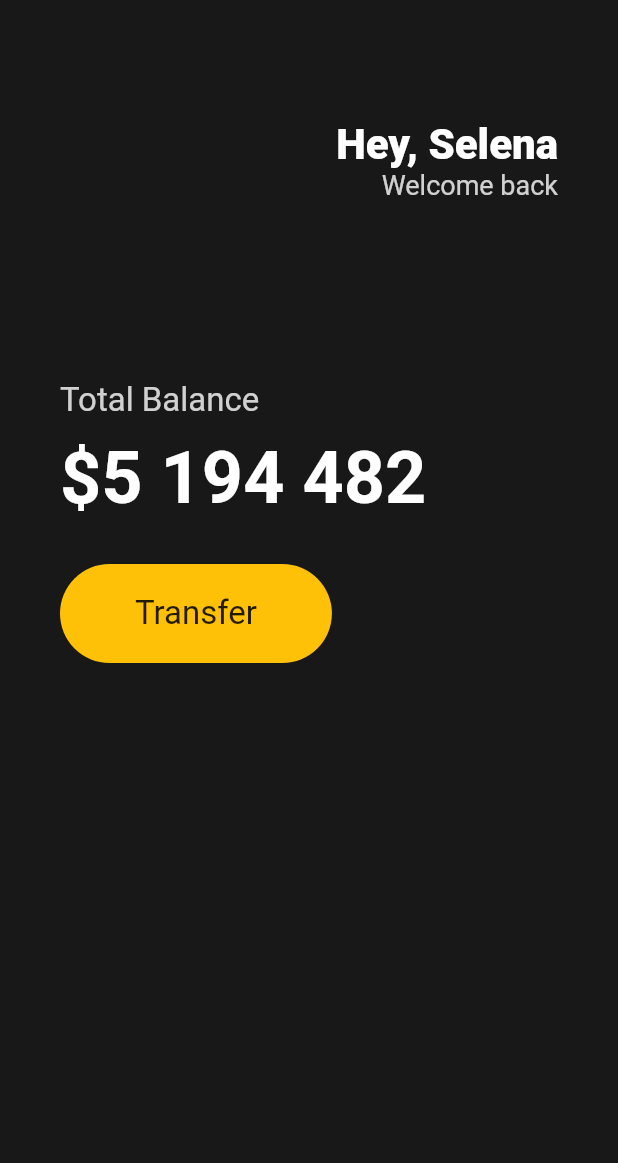
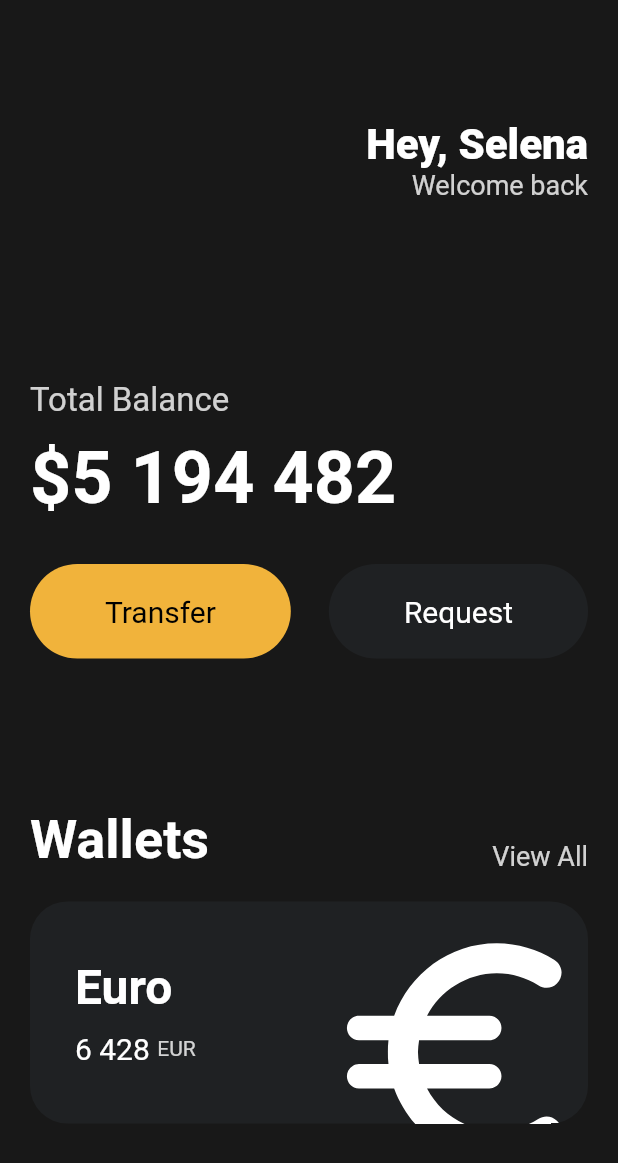
Before and after one commit to erlea100/toonflix, a Flutter app: the screen it shows after launch, on a phone screen of 412 x 824 dp. Shown: the top 1163 px of the screen. Run offline on Flutter 3.47's test engine with Material 2 defaults, Android fonts, the phone set to English and light mode, and no system bars.

Commit message:
https://nomadcoders.co/flutter-for-beginners/lectures/4146

```diff
--- a/lib/main.dart
+++ b/lib/main.dart
@@ -1,4 +1,5 @@
 import 'package:flutter/material.dart';
+import 'package:toonflix/wigets/button.dart';
 
 void main() {
   runApp(const App());
@@ -14,7 +15,7 @@ class App extends StatelessWidget {
         backgroundColor: const Color(0xFF181818),
         body: Padding(
           padding: const EdgeInsets.symmetric(
-              horizontal: 40,
+            horizontal: 20,
           ),
           child: Column(
             crossAxisAlignment: CrossAxisAlignment.start,
@@ -70,29 +71,114 @@ class App extends StatelessWidget {
               const SizedBox(
                 height: 30,
               ),
+              const Row(
+                mainAxisAlignment: MainAxisAlignment.spaceBetween,
+                children: [
+                  Button(
+                    text: 'Transfer',
+                    bgColor: Color(0xFFF1B33B),
+                    textColor: Colors.black,
+                  ),
+                  Button(
+                    text: 'Request',
+                    bgColor: Color(0xFF1F2123),
+                    textColor: Colors.white,
+                  ),
+                ],
+              ),
+              const SizedBox(
+                height: 100,
+              ),
+              Row(
+                crossAxisAlignment: CrossAxisAlignment.end,
+                mainAxisAlignment: MainAxisAlignment.spaceBetween,
+                children: [
+                  const Text('Wallets',
+                      style: TextStyle(
+                        color: Colors.white,
+                        fontSize: 36,
+                        fontWeight: FontWeight.w600,
+                      )),
+                  Text(
+                    'View All',
+                    style: TextStyle(
+                      color: Colors.white.withOpacity(0.8),
+                      fontSize: 18,
+                    ),
+                  ),
+                ],
+              ),
+              const SizedBox(
+                height: 20,
+              ),
+              Container(
+                clipBehavior: Clip.hardEdge,
+                decoration: BoxDecoration(
+                  color: const Color(0xFF1F2123),
+                  borderRadius: BorderRadius.circular(25),
+                ),
+                child: Padding(
+                  padding: const EdgeInsets.all(
+                    30,
+                  ),
+                  child: Row(
+                    mainAxisAlignment: MainAxisAlignment.spaceBetween,
+                    children: [
+                      Column(
+                        crossAxisAlignment: CrossAxisAlignment.start,
+                        children: [
+                          const Text(
+                            'Euro',
+                            style: TextStyle(
+                              color: Colors.white,
+                              fontSize: 32,
+                              fontWeight: FontWeight.w600,
+                            ),
+                          ),
+                          const SizedBox(
+                            height: 10,
+                          ),
                           Row(
                             children: [
-                    Container(
-                      decoration: BoxDecoration(
-                        color: Colors.amber,
-                        borderRadius: BorderRadius.circular(45),
+                              const Text(
+                                '6 428',
+                                style: TextStyle(
+                                  color: Colors.white,
+                                  fontSize: 20,
                                 ),
-                      child: const Padding(
-                        padding:
-                            EdgeInsets.symmetric(vertical: 20, horizontal: 50),
-                        child: Text(
-                          'Transfer',
+                              ),
+                              const SizedBox(
+                                width: 5,
+                              ),
+                              Text(
+                                'EUR',
                                 style: TextStyle(
-                            fontSize: 22,
+                                  color: Colors.white.withOpacity(0.8),
                                 ),
+                              ),
+                            ],
+                          ),
+                        ],
+                      ),
+                      Transform.scale(
+                        scale: 2.2,
+                        child: Transform.translate(
+                          offset: const Offset(-5, 12),
+                          child: const Icon(
+                            Icons.euro_rounded,
+                            color: Colors.white,
+                            size: 88,
                           ),
                         ),
                       )
                     ],
+                  ),
+                ),
               )
             ],
           ),
-          )),
+        ),
+      ),
     );
   }
 }
--- /dev/null
+++ b/lib/wigets/button.dart
@@ -0,0 +1,34 @@
+import 'package:flutter/material.dart';
+
+class Button extends StatelessWidget {
+  final String text;
+  final Color bgColor;
+  final Color textColor;
+
+  const Button({
+    super.key,
+    required this.text,
+    required this.bgColor,
+    required this.textColor,
+  });
+
+  @override
+  Widget build(BuildContext context) {
+    return Container(
+      decoration: BoxDecoration(
+        color: bgColor,
+        borderRadius: BorderRadius.circular(45),
+      ),
+      child: Padding(
+        padding: const EdgeInsets.symmetric(vertical: 20, horizontal: 50),
+        child: Text(
+          text,
+          style: TextStyle(
+            color: textColor,
+            fontSize: 20,
+          ),
+        ),
+      ),
+    );
+  }
+}
```
Lines whose indentation alone changed are shown as unchanged.
